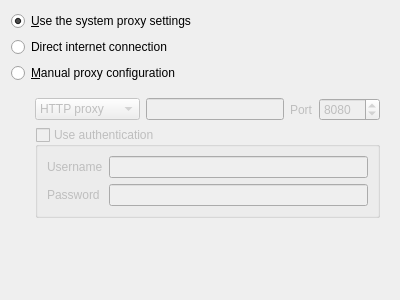
First picture: the form in src/settings/networkproxysettingspage.ui, repository strawberrymusicplayer/strawberry, before the edit.
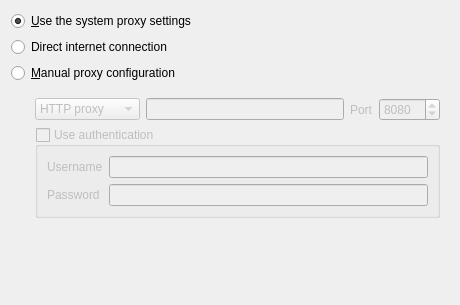
Second picture: the form after the edit.

Commit message: Adjust width of settingspages

```diff
--- a/src/settings/networkproxysettingspage.ui
+++ b/src/settings/networkproxysettingspage.ui
@@ -6,8 +6,8 @@
    <rect>
     <x>0</x>
     <y>0</y>
-    <width>400</width>
-    <height>300</height>
+    <width>460</width>
+    <height>305</height>
    </rect>
   </property>
   <property name="windowTitle">
```
The commit also changes 13 other files.
